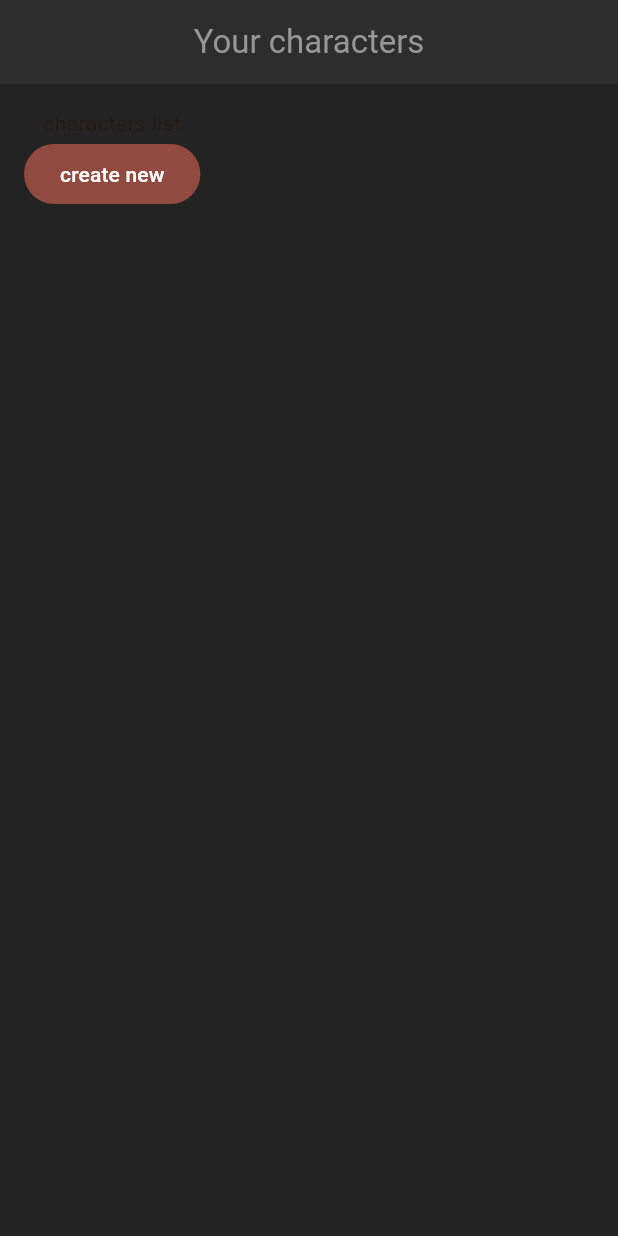
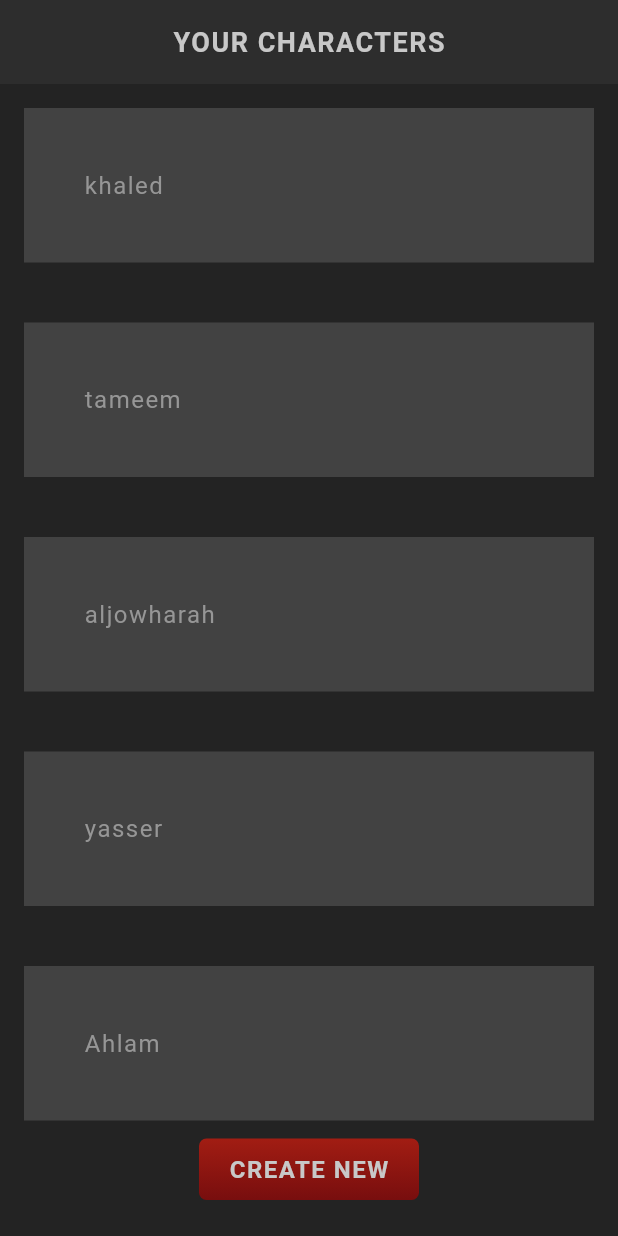
Before and after one commit to KhaledxOmar/characters, a Flutter app: the screen it shows after launch, on a phone screen of 412 x 824 dp. Run offline on Flutter 3.47's test engine with Material 3 defaults, Android fonts, the phone set to English and light mode, and no system bars; our stand-ins replace google_fonts; Roboto replaces fonts that are missing (Kanit).

Commit message:
making a like card widget that have a list of characters & styled text and button

```diff
--- a/lib/screens/home/home.dart
+++ b/lib/screens/home/home.dart
@@ -1,3 +1,5 @@
+import 'package:characters_app/shared/styled_button.dart';
+import 'package:characters_app/shared/styled_text.dart';
 import 'package:flutter/material.dart';
 
 class Home extends StatefulWidget {
@@ -9,13 +11,15 @@ class Home extends StatefulWidget {
 
 class _HomeState extends State<Home> {
 
+  List chatacters = ['khaled', 'tameem', 'aljowharah', 'yasser', 'Ahlam', 'LULU'];
+
 
   @override
   Widget build(BuildContext context) {
     return Scaffold(
 
       appBar: AppBar(
-        title: const Text("Your characters"),
+        title: const StyledTitle("Your characters"),
         centerTitle: true,
       ),
 
@@ -23,11 +27,24 @@ class _HomeState extends State<Home> {
         padding: const EdgeInsets.all(16),
         child: Column(
           children: [
-            const Text("characters list"),
+            //expanded to make it constrained to the screen. whatever space that is left it.
+            Expanded(
+              child: ListView.builder(
+                itemCount: chatacters.length,
+                itemBuilder: (_,index){
+                  return Container(
+                    color: Colors.grey[800],
+                    padding: const EdgeInsets.all(40),
+                    margin: const EdgeInsets.only(bottom: 40),
+                    child: Text(chatacters[index]),
+                  );
+                },
+              ),
+            ),
 
-            FilledButton(
+            StyledButton(
                 onPressed: (){},
-                child: const Text("create new"),
+                child: const StyledHeading("create new"),
                 ),
 
 
--- /dev/null
+++ b/lib/shared/styled_button.dart
@@ -0,0 +1,35 @@
+import 'package:characters_app/theme.dart';
+import 'package:flutter/material.dart';
+
+class StyledButton extends StatelessWidget {
+  const StyledButton({
+    super.key,
+    required this.onPressed,
+    required this.child
+    });
+
+    final Function() onPressed;
+    final Widget child;
+
+
+  @override
+  Widget build(BuildContext context) {
+
+    return TextButton(
+      onPressed: onPressed,
+      child: Container(
+        padding: const EdgeInsets.symmetric(vertical: 10, horizontal: 20),
+        decoration: BoxDecoration(
+          gradient: LinearGradient(
+            colors: [AppColors.primaryColor, AppColors.primaryAccent],
+            begin: Alignment.topCenter,
+            end: Alignment.bottomCenter
+          ),
+          borderRadius: const BorderRadius.all(Radius.circular(5)),
+
+        ),
+        child: child
+      )
+    );
+  }
+}
--- /dev/null
+++ b/lib/shared/styled_text.dart
@@ -0,0 +1,44 @@
+import 'package:flutter/material.dart';
+import 'package:google_fonts/google_fonts.dart';
+
+class StyledText extends StatelessWidget {
+  const StyledText(this.text,{super.key});
+
+  final String text;
+
+  @override
+  Widget build(BuildContext context) {
+    //return Text(text, style: Theme.of(context).textTheme.bodyMedium);
+    return Text(text, style: GoogleFonts.kanit(
+      textStyle: Theme.of(context).textTheme.bodyMedium
+    ));
+  }
+}
+
+class StyledHeading extends StatelessWidget {
+  const StyledHeading(this.text,{super.key});
+
+  final String text;
+
+  @override
+  Widget build(BuildContext context) {
+    return Text(text.toUpperCase(), style: GoogleFonts.kanit(
+      textStyle: Theme.of(context).textTheme.headlineMedium
+    ));
+  }
+}
+
+class StyledTitle extends StatelessWidget {
+  const StyledTitle(this.text,{super.key});
+
+  final String text;
+
+  @override
+  Widget build(BuildContext context) {
+    //return Text(text.toUpperCase(), style: Theme.of(context).textTheme.titleMedium);
+    return Text(text.toUpperCase(), style: GoogleFonts.kanit(
+      textStyle: Theme.of(context).textTheme.titleMedium
+    ));
+
+  }
+}
--- a/pubspec.yaml
+++ b/pubspec.yaml
@@ -35,6 +35,7 @@ dependencies:
   # The following adds the Cupertino Icons font to your application.
   # Use with the CupertinoIcons class for iOS style icons.
   cupertino_icons: ^1.0.2
+  google_fonts: ^6.2.1
 
 dev_dependencies:
   flutter_test:
```
Also changed, not shown: lib/theme.dart (+24 -0 lines), pubspec.lock, 1 other file.
